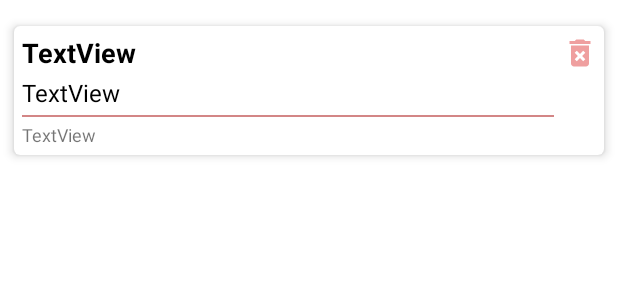
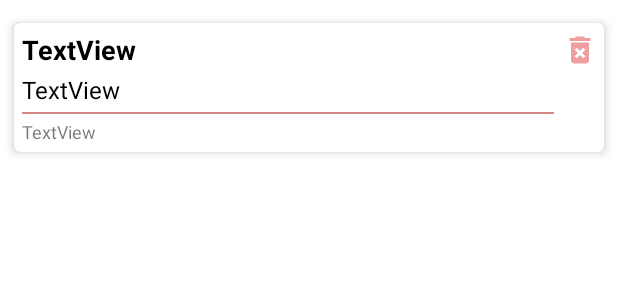
Before and after one commit to MesserA8/TargetShopping, an Android app: the layout note_list_item.xml on its own in the app's theme, with its tools: preview values and no code run, on a phone screen of 412 x 824 dp. Shown: the top 300 px of the screen. Run offline under Robolectric (Android 15) with nearby library versions, the phone set to English and light mode, and no system bars.

Commit message:
activity shop list background change

```diff
--- a/app/src/main/res/layout/activity_shop_list.xml
+++ b/app/src/main/res/layout/activity_shop_list.xml
@@ -4,7 +4,7 @@
     xmlns:tools="http://schemas.android.com/tools"
     android:layout_width="match_parent"
     android:layout_height="match_parent"
-    android:background="#AFAFAF"
+    android:background="#F4FABC"
     tools:context=".activities.ShopListActivity">
 
     <androidx.recyclerview.widget.RecyclerView
--- a/app/src/main/res/layout/note_list_item.xml
+++ b/app/src/main/res/layout/note_list_item.xml
@@ -9,7 +9,7 @@
         android:layout_width="0dp"
         android:layout_height="wrap_content"
         android:layout_marginStart="4dp"
-        android:layout_marginTop="10dp"
+        android:layout_marginTop="8dp"
         android:layout_marginEnd="4dp"
         app:cardCornerRadius="4dp"
         app:layout_constraintBottom_toBottomOf="parent"
@@ -32,7 +32,8 @@
                 android:background="@null"
                 app:layout_constraintEnd_toEndOf="parent"
                 app:layout_constraintTop_toTopOf="parent"
-                app:srcCompat="@drawable/ic_delete" />
+                app:srcCompat="@drawable/ic_delete"
+                tools:ignore="TouchTargetSizeCheck,SpeakableTextPresentCheck" />
 
             <LinearLayout
                 android:id="@+id/linearLayout"
```
